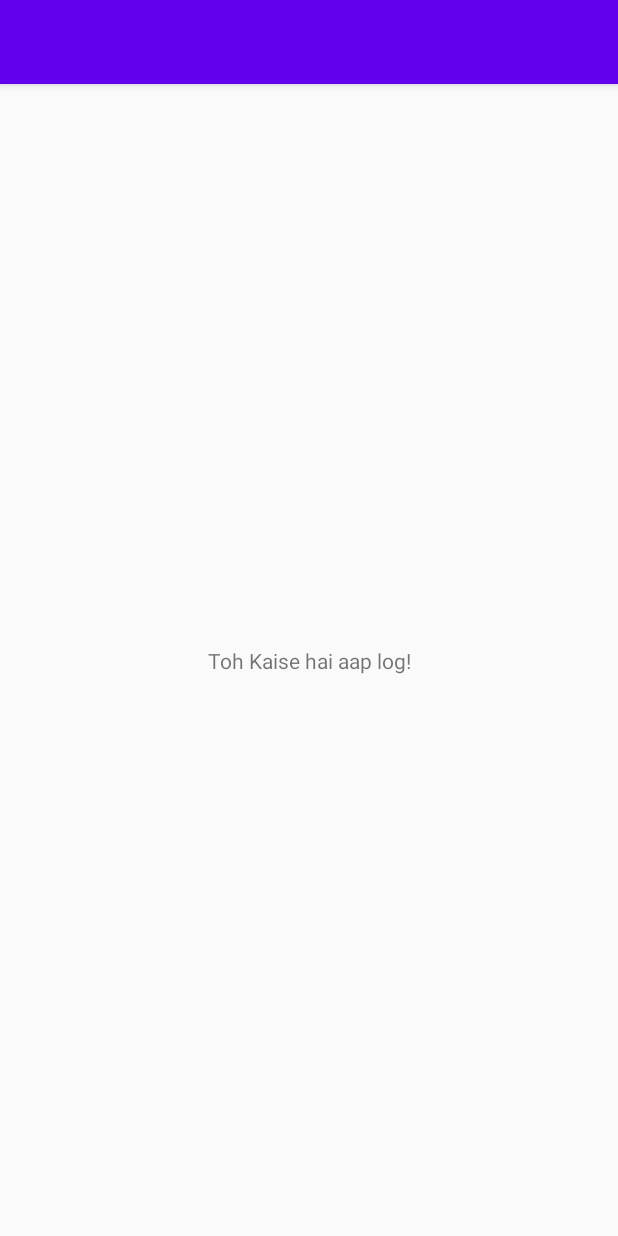
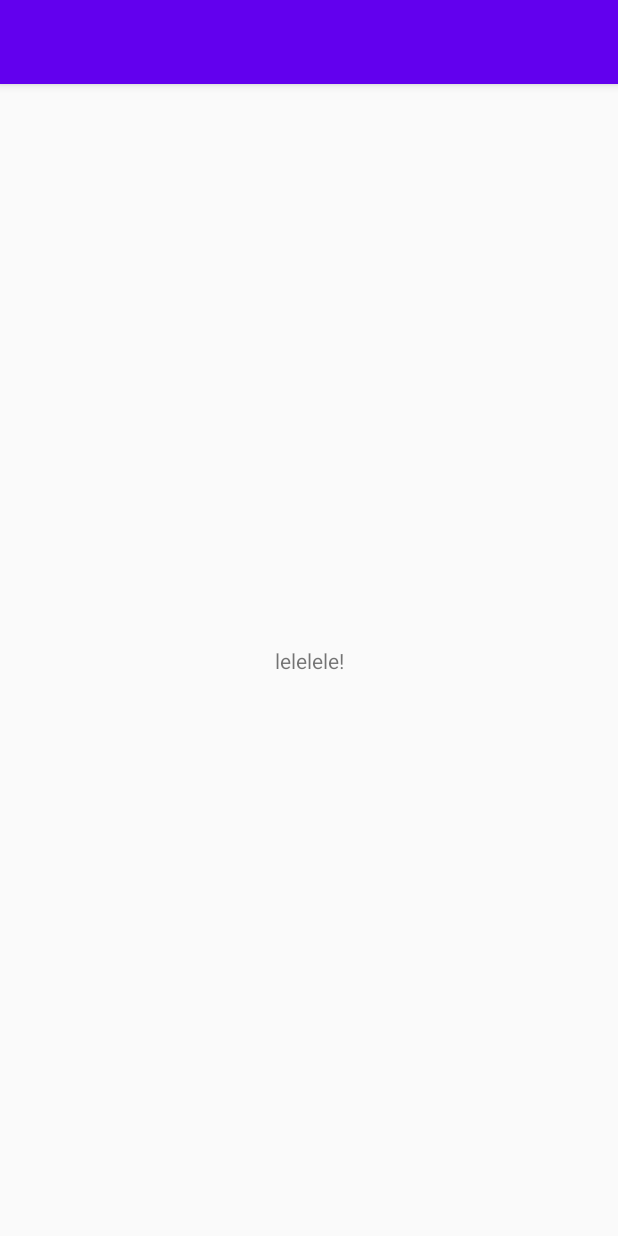
Before and after one commit to deepp2905/WorkoutTrackerApp, an Android app: the screen it shows after launch (MainActivity), on a phone screen of 412 x 824 dp. Run offline under Robolectric (Android 15) with nearby library versions, the phone set to English and light mode, and no system bars.

Commit message:
changed to llelelele

```diff
--- a/app/src/main/res/layout/activity_main.xml
+++ b/app/src/main/res/layout/activity_main.xml
@@ -9,7 +9,7 @@
     <TextView
         android:layout_width="wrap_content"
         android:layout_height="wrap_content"
-        android:text="Toh Kaise hai aap log!"
+        android:text="lelelele!"
         app:layout_constraintBottom_toBottomOf="parent"
         app:layout_constraintLeft_toLeftOf="parent"
         app:layout_constraintRight_toRightOf="parent"
```
